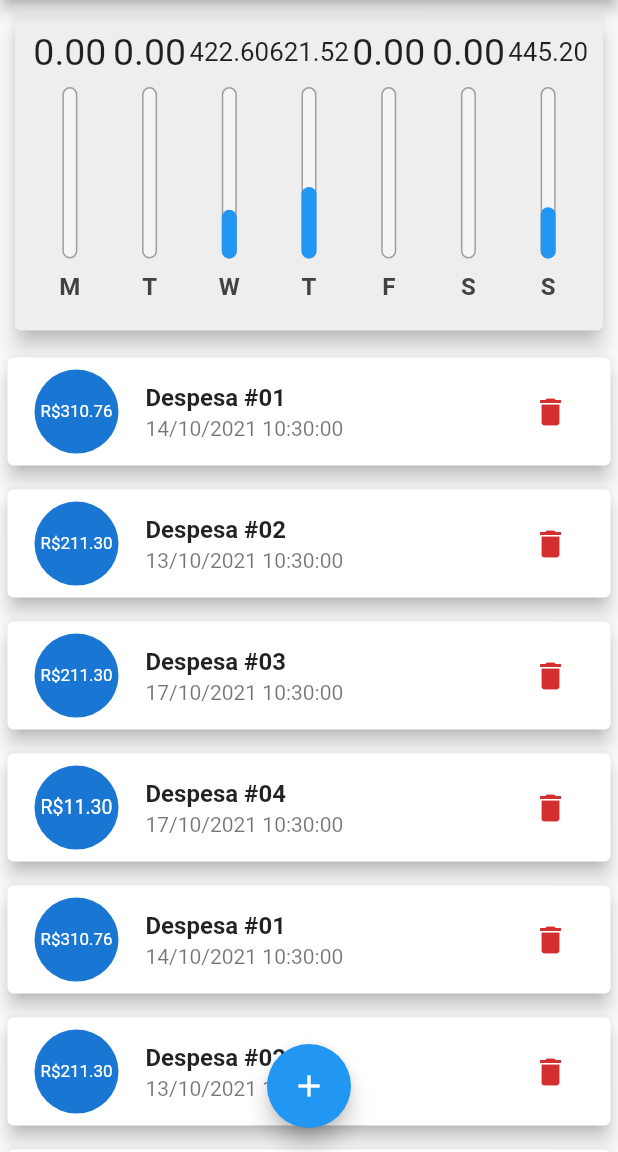
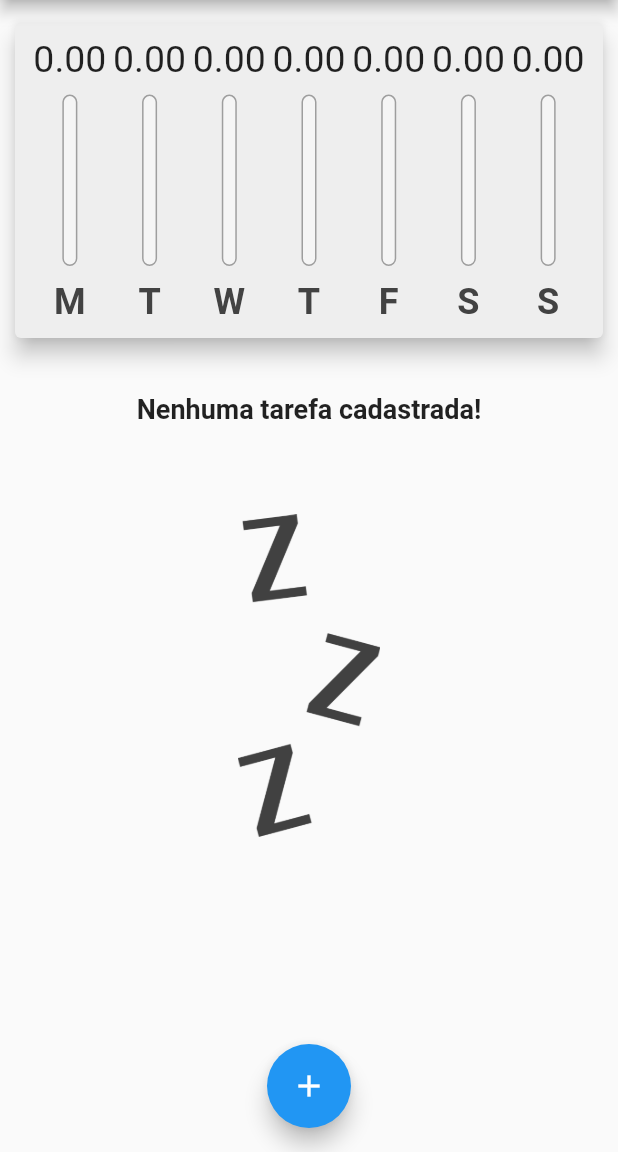
Before and after one commit to andersonribeirosi/expenses, a Flutter app: the screen it shows after launch, on a phone screen of 412 x 824 dp, the part 84-1236 px from its top. Run offline on Flutter 3.47's test engine with Material 2 defaults, Android fonts, the light colour scheme and no system bars.

Commit message:
Definindo tamanhos do layout de acordo com o espaço disponivel e orientação da tela (portrait ou landscape) - chart ou list - list e chart(ambos)

```diff
--- a/lib/components/chart_bar.dart
+++ b/lib/components/chart_bar.dart
@@ -55,12 +55,14 @@ class ChartBar extends StatelessWidget {
             ),
             Container(
               height: constraints.maxHeight * 0.15,
+              child: FittedBox(
                 child: Text(
                   label,
                   style: TextStyle(
                       color: Colors.grey[800],
                       fontSize: 16,
                       fontWeight: FontWeight.bold),
+                ),
               ),
             )
           ],
--- a/lib/components/transaction_form.dart
+++ b/lib/components/transaction_form.dart
@@ -44,9 +44,15 @@ class _TransactionFormState extends State<TransactionForm> {
 
   @override
   Widget build(BuildContext context) {
-    return Card(
+    return SingleChildScrollView(
+      child: Card(
         child: Padding(
-        padding: const EdgeInsets.only(left: 10, right: 10),
+          padding: EdgeInsets.only(
+            top: 10,
+            right: 10,
+            left: 10,
+            bottom: 10 + MediaQuery.of(context).viewInsets.bottom,
+          ),
           child: Column(
             children: [
               TextField(
@@ -103,6 +109,7 @@ class _TransactionFormState extends State<TransactionForm> {
             ],
           ),
         ),
+      ),
     );
   }
 }
--- a/lib/components/transaction_list.dart
+++ b/lib/components/transaction_list.dart
@@ -11,23 +11,33 @@ class TransactionList extends StatelessWidget {
 
   @override
   Widget build(BuildContext context) {
+    bool isLandscape =
+        MediaQuery.of(context).orientation == Orientation.landscape;
+
     return Container(
-      height: 520,
       child: transactions.isEmpty
-          ? Column(
+          ? LayoutBuilder(builder: (ctx, constraints) {
+              return Column(
                 children: [
-                SizedBox(height: 20),
-                Text(
+                  SizedBox(height: constraints.maxHeight * 0.05),
+                  Container(
+                    height: constraints.maxHeight * (isLandscape ? 0.3 : 0.1),
+                    child: Text(
                       'Nenhuma tarefa cadastrada!',
-                  style: TextStyle(fontSize: 18, fontWeight: FontWeight.bold),
+                      style:
+                          TextStyle(fontSize: 18, fontWeight: FontWeight.bold),
                     ),
-                SizedBox(height: 20),
+                  ),
+                  SizedBox(height: constraints.maxHeight * 0.05),
                   Container(
-                    height: 100,
+                      height: isLandscape
+                          ? constraints.maxHeight * 0.6
+                          : constraints.maxHeight * 0.4,
                       child: Image.asset('assets/images/waiting.png',
                           fit: BoxFit.cover))
                 ],
-            )
+              );
+            })
           : ListView.builder(
               itemCount: transactions.length,
               itemBuilder: (ctx, index) {
@@ -50,7 +60,15 @@ class TransactionList extends StatelessWidget {
                     ),
                     subtitle:
                         Text(DateFormat('dd/MM/yyyy HH:mm:ss').format(tr.date)),
-                    trailing: IconButton(
+                    trailing: MediaQuery.of(context).size.width > 415
+                        ? ElevatedButton(
+                            style: ElevatedButton.styleFrom(
+                                primary: Theme.of(context).primaryColor,
+                                textStyle:
+                                    TextStyle(fontWeight: FontWeight.bold)),
+                            onPressed: () => onRemove(tr.id),
+                            child: Text('Excluir'))
+                        : IconButton(
                             color: Theme.of(context).errorColor,
                             icon: Icon(Icons.delete),
                             onPressed: () => onRemove(tr.id),
--- a/lib/main.dart
+++ b/lib/main.dart
@@ -15,10 +15,10 @@ main() {
 class MyExpenses extends StatelessWidget {
   @override
   Widget build(BuildContext context) {
-    SystemChrome.setPreferredOrientations([
-      // DeviceOrientation.landscapeRight,
-      DeviceOrientation.portraitUp,
-    ]);
+    // SystemChrome.setPreferredOrientations([
+    //   DeviceOrientation.landscapeRight,
+    //   DeviceOrientation.portraitUp,
+    // ]);
     return MaterialApp(
       home: HomePage(),
       theme: ThemeData(
@@ -38,35 +38,36 @@ class HomePage extends StatefulWidget {
 
 class _HomePageState extends State<HomePage> {
   final List<Transaction> _transactions = [
-    Transaction(
-        id: '1',
-        title: 'Despesa #01',
-        value: 310.76,
-        date: DateTime.now().subtract(Duration(days: 3))),
-    Transaction(
-        id: '2',
-        title: 'Despesa #02',
-        value: 211.30,
-        date: DateTime.now().subtract(Duration(days: 4))),
-    Transaction(
-        id: '3', title: 'Despesa #03', value: 211.30, date: DateTime.now()),
-    Transaction(
-        id: '4', title: 'Despesa #04', value: 11.30, date: DateTime.now()),
-    Transaction(
-        id: '5',
-        title: 'Despesa #01',
-        value: 310.76,
-        date: DateTime.now().subtract(Duration(days: 3))),
-    Transaction(
-        id: '6',
-        title: 'Despesa #02',
-        value: 211.30,
-        date: DateTime.now().subtract(Duration(days: 4))),
-    Transaction(
-        id: '7', title: 'Despesa #03', value: 211.30, date: DateTime.now()),
-    Transaction(
-        id: '8', title: 'Despesa #04', value: 11.30, date: DateTime.now()),
+    // Transaction(
+    //     id: '1',
+    //     title: 'Despesa #01',
+    //     value: 310.76,
+    //     date: DateTime.now().subtract(Duration(days: 3))),
+    // Transaction(
+    //     id: '2',
+    //     title: 'Despesa #02',
+    //     value: 211.30,
+    //     date: DateTime.now().subtract(Duration(days: 4))),
+    // Transaction(
+    //     id: '3', title: 'Despesa #03', value: 211.30, date: DateTime.now()),
+    // Transaction(
+    //     id: '4', title: 'Despesa #04', value: 11.30, date: DateTime.now()),
+    // Transaction(
+    //     id: '5',
+    //     title: 'Despesa #01',
+    //     value: 310.76,
+    //     date: DateTime.now().subtract(Duration(days: 3))),
+    // Transaction(
+    //     id: '6',
+    //     title: 'Despesa #02',
+    //     value: 211.30,
+    //     date: DateTime.now().subtract(Duration(days: 4))),
+    // Transaction(
+    //     id: '7', title: 'Despesa #03', value: 211.30, date: DateTime.now()),
+    // Transaction(
+    //     id: '8', title: 'Despesa #04', value: 11.30, date: DateTime.now()),
   ];
+  bool _showChart = false;
 
   List<Transaction> get _recentTransactions {
     return _transactions.where((tr) {
@@ -108,17 +109,27 @@ class _HomePageState extends State<HomePage> {
 
   @override
   Widget build(BuildContext context) {
+    bool isLandscape =
+        MediaQuery.of(context).orientation == Orientation.landscape;
 
     final appBar = AppBar(
       title: Text('Despesas pessoais'),
       actions: [
+        if(isLandscape) IconButton(
+          onPressed: () {setState(() {
+            _showChart = !_showChart;
+          });},
+          icon: Icon(_showChart ? Icons.list : Icons.show_chart),
+        ),
         IconButton(
             onPressed: () => _openModalTransaction(context),
             icon: Icon(Icons.add))
       ],
     );
 
-    final availableHeight = MediaQuery.of(context).size.height - appBar.preferredSize.height - MediaQuery.of(context).padding.top;
+    final availableHeight = MediaQuery.of(context).size.height -
+        appBar.preferredSize.height -
+        MediaQuery.of(context).padding.top;
 
     return Scaffold(
         appBar: appBar,
@@ -128,11 +139,29 @@ class _HomePageState extends State<HomePage> {
             children: <Widget>[
               // SizedBox(height: 20),
               // FlexibleExpanded()
+              // if (isLandscape)
+              //   Row(
+              //     mainAxisAlignment: MainAxisAlignment.center,
+              //     children: [
+              //       Text('Exibir Gráfico'),
+              //       Switch(
+              //         value: _showChart,
+              //         onChanged: (value) {
+              //           setState(() {
+              //             _showChart = value;
+              //           });
+              //         },
+              //       ),
+              //     ],
+              //   ),
+SizedBox(height: 5,),
+              if (_showChart || !isLandscape)
                 Container(
-                height: availableHeight * 0.3,
+                  height: availableHeight * (isLandscape ? 0.65 : 0.3),
                   child: Chart(_recentTransactions),
                 ),
-              // SizedBox(height: 5),
+
+              if (!_showChart || !isLandscape)
                 Container(
                   height: availableHeight * 0.7,
                   child: TransactionList(_transactions, _removeTransaction),
```
Lines whose indentation alone changed are shown as unchanged.
